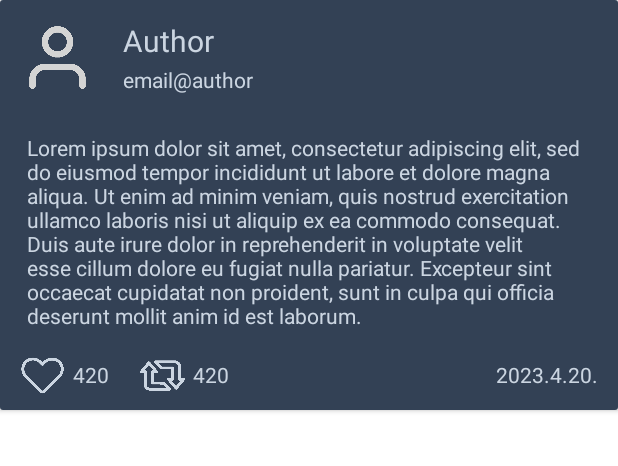
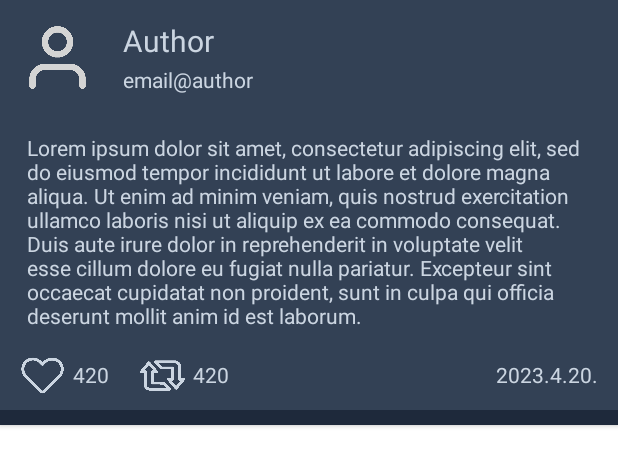
Before and after one commit to gangus22/bk-mobilalk-birb-app, an Android app: the layout post.xml on its own in the app's theme, with its tools: preview values and no code run, on a phone screen of 412 x 824 dp. Shown: the top 466 px of the screen. Run offline under Robolectric (Android 15) with nearby library versions, the phone set to English and light mode, and no system bars.

Commit message:
added likes + reposts (#3)
* added likes + reposts

* removed useless imports

```diff
--- a/app/src/main/java/com/example/birbapp/RegisterActivity.java
+++ b/app/src/main/java/com/example/birbapp/RegisterActivity.java
@@ -1,21 +1,16 @@
 package com.example.birbapp;
 
-import androidx.annotation.NonNull;
 import androidx.appcompat.app.AppCompatActivity;
 
 import android.os.Bundle;
-import android.util.Log;
 import android.view.View;
 import android.widget.EditText;
 import android.widget.Toast;
 
 import com.example.birbapp.user.UserModel;
 import com.google.android.gms.tasks.OnCompleteListener;
-import com.google.android.gms.tasks.Task;
 import com.google.firebase.auth.AuthResult;
 import com.google.firebase.auth.FirebaseAuth;
-import com.google.firebase.auth.UserProfileChangeRequest;
-import com.google.firebase.firestore.DocumentReference;
 import com.google.firebase.firestore.FirebaseFirestore;
 
 import java.util.Objects;
--- a/app/src/main/java/com/example/birbapp/user/UserModel.java
+++ b/app/src/main/java/com/example/birbapp/user/UserModel.java
@@ -3,11 +3,11 @@ package com.example.birbapp.user;
 public class UserModel {
 
     public String email;
-    public String username;
+    public String name;
 
     public UserModel(String email, String username) {
         this.email = email;
-        this.username = username;
+        this.name = name;
     }
 
     public UserModel() {
--- a/app/src/main/res/layout/post.xml
+++ b/app/src/main/res/layout/post.xml
@@ -2,11 +2,17 @@
 <androidx.cardview.widget.CardView xmlns:android="http://schemas.android.com/apk/res/android"
     xmlns:app="http://schemas.android.com/apk/res-auto"
     android:layout_width="match_parent"
+    android:layout_height="wrap_content"
+    app:cardCornerRadius="0dp">
+
+    <RelativeLayout
+        android:layout_width="match_parent"
         android:layout_height="wrap_content">
 
         <RelativeLayout
-        android:layout_width="match_parent"
-        android:layout_height="match_parent"
+            android:id="@+id/post_layout"
+            android:layout_width="wrap_content"
+            android:layout_height="wrap_content"
             android:background="@color/slate_700"
             android:paddingLeft="8dp"
             android:paddingTop="8dp"
@@ -68,19 +74,19 @@
                 android:layout_width="wrap_content"
                 android:layout_height="wrap_content"
                 android:layout_below="@id/post_content_text"
+                android:layout_marginStart="5dp"
+                android:layout_marginTop="10dp"
                 android:layout_toEndOf="@id/post_like_button"
-            android:layout_marginStart="5dp"
-            android:text="420"
-            android:layout_marginTop="10dp" />
+                android:text="420" />
 
             <ImageView
                 android:id="@+id/post_repost_button"
                 android:layout_width="30dp"
                 android:layout_height="30dp"
                 android:layout_below="@id/post_content_text"
-            android:layout_toEndOf="@id/post_like_button"
                 android:layout_marginStart="50dp"
                 android:layout_marginTop="5dp"
+                android:layout_toEndOf="@id/post_like_button"
                 android:adjustViewBounds="true"
                 android:contentDescription="likeButton"
                 app:srcCompat="@drawable/retweet" />
@@ -90,10 +96,10 @@
                 android:layout_width="wrap_content"
                 android:layout_height="wrap_content"
                 android:layout_below="@id/post_content_text"
+                android:layout_marginStart="5dp"
+                android:layout_marginTop="10dp"
                 android:layout_toEndOf="@id/post_repost_button"
-            android:layout_marginStart="5dp"
-            android:text="420"
-            android:layout_marginTop="10dp" />
+                android:text="420" />
 
             <TextView
                 android:id="@+id/post_date"
@@ -105,6 +111,21 @@
                 android:layout_marginEnd="5dp"
                 android:text="2023.4.20." />
 
+            <TextView
+                android:id="@+id/post_id"
+                android:layout_width="wrap_content"
+                android:layout_height="wrap_content"
+                android:layout_alignParentEnd="true"
+                android:layout_toEndOf="@id/post_author_username"
+                android:text="post ID"
+                android:visibility="invisible" />
+        </RelativeLayout>
+
+        <RelativeLayout
+            android:layout_width="match_parent"
+            android:layout_height="10dp"
+            android:layout_below="@id/post_layout"
+            android:background="@color/slate_800" />
 
     </RelativeLayout>
 
```
Also changed, not shown: app/src/main/java/com/example/birbapp/UserFeed.java (+3 -7 lines), app/src/main/java/com/example/birbapp/posts/PostHolder.java (+82 -8 lines), app/src/main/java/com/example/birbapp/posts/PostModel.java (+6 -1 lines). Lines whose indentation alone changed are shown as unchanged.
